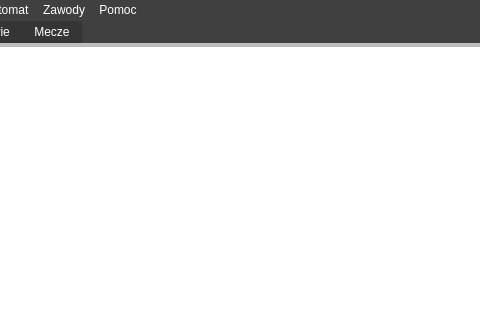
Before: the Qt Designer form ui/competitionmanager.ui in Arquanite/ProjektPO, drawn with Qt 5; both pictures show x 189 to 669 and y 0 to 320 of the 829 by 556 pixel window.
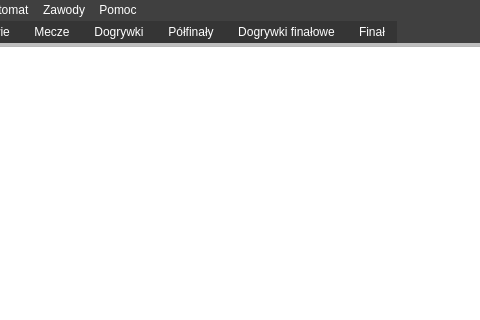
After: the same form once the commit is applied. Icons and pictures are not drawn.

Patch:
```diff
--- a/ui/competitionmanager.ui
+++ b/ui/competitionmanager.ui
@@ -393,6 +393,26 @@
            </item>
           </layout>
          </widget>
+         <widget class="QWidget" name="tab">
+          <attribute name="title">
+           <string>Dogrywki</string>
+          </attribute>
+         </widget>
+         <widget class="QWidget" name="tab_2">
+          <attribute name="title">
+           <string>Półfinały</string>
+          </attribute>
+         </widget>
+         <widget class="QWidget" name="tab_3">
+          <attribute name="title">
+           <string>Dogrywki finałowe</string>
+          </attribute>
+         </widget>
+         <widget class="QWidget" name="tab_4">
+          <attribute name="title">
+           <string>Finał</string>
+          </attribute>
+         </widget>
         </widget>
        </item>
       </layout>
```
Left out of the diff: 3 changed lines with no effect on the pictures.
